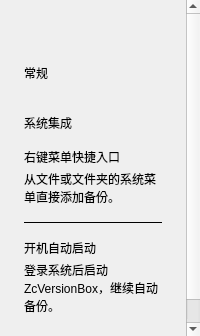
First picture: the form in windows/mainwindow_child/settingpage/settingpage.ui, repository Zao-chen/ZcVersionBox, before the edit.
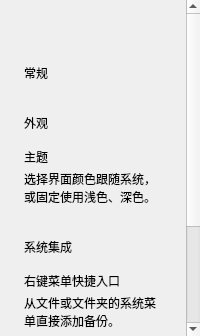
Second picture: the form after the edit. Custom widgets are drawn as their Qt base class.

Commit message:
feat(ui): add theme setting with system, light, and dark modes
ThemeController now resolves the effective palette from a tri-state
ThemeMode: System follows the platform color scheme and re-applies on
colorSchemeChanged, while Light and Dark pin the matching theme file.
The choice persists through SettingsService (Theme key, default system).

The general settings page gains an appearance section with a segmented
control for the three modes, kept in sync with quick toggles such as
the application menu action.

What changed in the file:
```diff
--- a/windows/mainwindow_child/settingpage/settingpage.ui
+++ b/windows/mainwindow_child/settingpage/settingpage.ui
@@ -108,6 +108,101 @@
             </property>
            </spacer>
           </item>
+          <item>
+           <widget class="oclero::qlementine::Label" name="appearanceSectionTitle">
+            <property name="text">
+             <string>外观</string>
+            </property>
+            <property name="textFormat">
+             <enum>Qt::PlainText</enum>
+            </property>
+            <property name="role">
+             <enum>oclero::qlementine::TextRole::H5</enum>
+            </property>
+           </widget>
+          </item>
+          <item>
+           <widget class="QWidget" name="themeRow">
+            <layout class="QHBoxLayout" name="themeLayout" stretch="1,0">
+             <property name="leftMargin">
+              <number>0</number>
+             </property>
+             <property name="topMargin">
+              <number>16</number>
+             </property>
+             <property name="rightMargin">
+              <number>0</number>
+             </property>
+             <property name="bottomMargin">
+              <number>16</number>
+             </property>
+             <property name="spacing">
+              <number>24</number>
+             </property>
+             <item>
+              <layout class="QVBoxLayout" name="themeTextLayout">
+               <property name="leftMargin">
+                <number>0</number>
+               </property>
+               <property name="topMargin">
+                <number>0</number>
+               </property>
+               <property name="rightMargin">
+                <number>0</number>
+               </property>
+               <property name="bottomMargin">
+                <number>0</number>
+               </property>
+               <property name="spacing">
+                <number>4</number>
+               </property>
+               <item>
+                <widget class="QLabel" name="themeTitle">
+                 <property name="text">
+                  <string>主题</string>
+                 </property>
+                 <property name="textFormat">
+                  <enum>Qt::PlainText</enum>
+                 </property>
+                 <property name="wordWrap">
+                  <bool>true</bool>
+                 </property>
+                </widget>
+               </item>
+               <item>
+                <widget class="QLabel" name="themeDescription">
+                 <property name="text">
+                  <string>选择界面颜色跟随系统，或固定使用浅色、深色。</string>
+                 </property>
+                 <property name="textFormat">
+                  <enum>Qt::PlainText</enum>
+                 </property>
+                 <property name="wordWrap">
+                  <bool>true</bool>
+                 </property>
+                </widget>
+               </item>
+              </layout>
+             </item>
+            </layout>
+           </widget>
+          </item>
+          <item>
+           <spacer name="sectionSpace">
+            <property name="orientation">
+             <enum>Qt::Vertical</enum>
+            </property>
+            <property name="sizeType">
+             <enum>QSizePolicy::Fixed</enum>
+            </property>
+            <property name="sizeHint" stdset="0">
+             <size>
+              <width>0</width>
+              <height>16</height>
+             </size>
+            </property>
+           </spacer>
+          </item>
           <item>
            <widget class="oclero::qlementine::Label" name="systemSectionTitle">
             <property name="text">
```
The commit also changes 9 other files.
